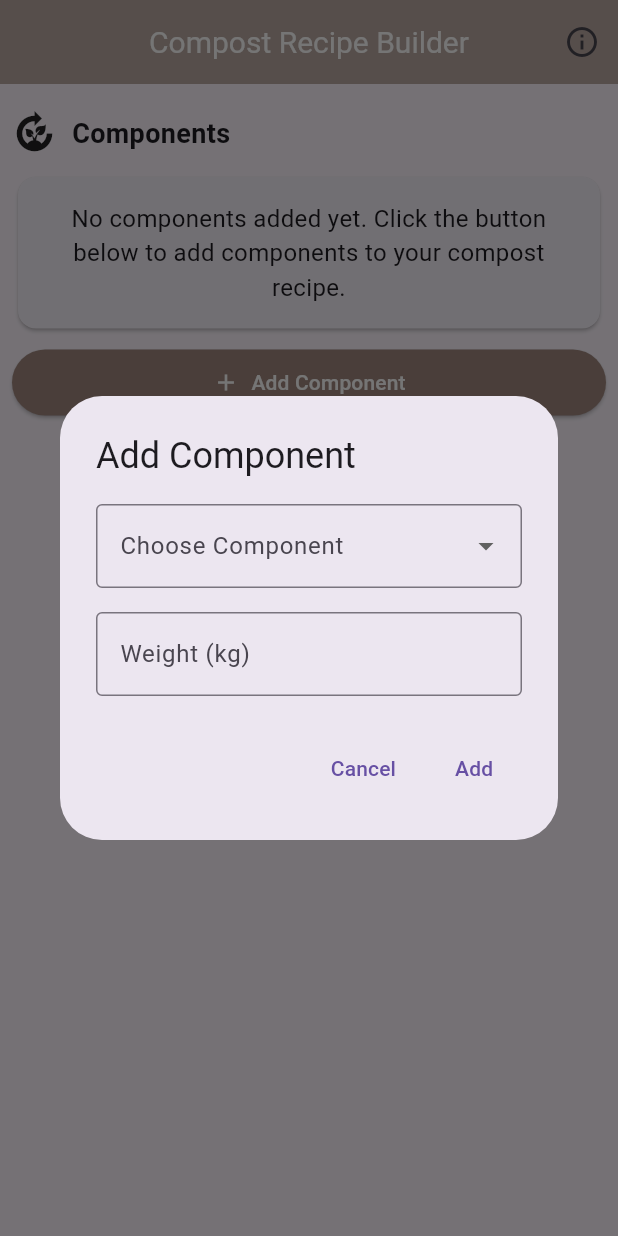
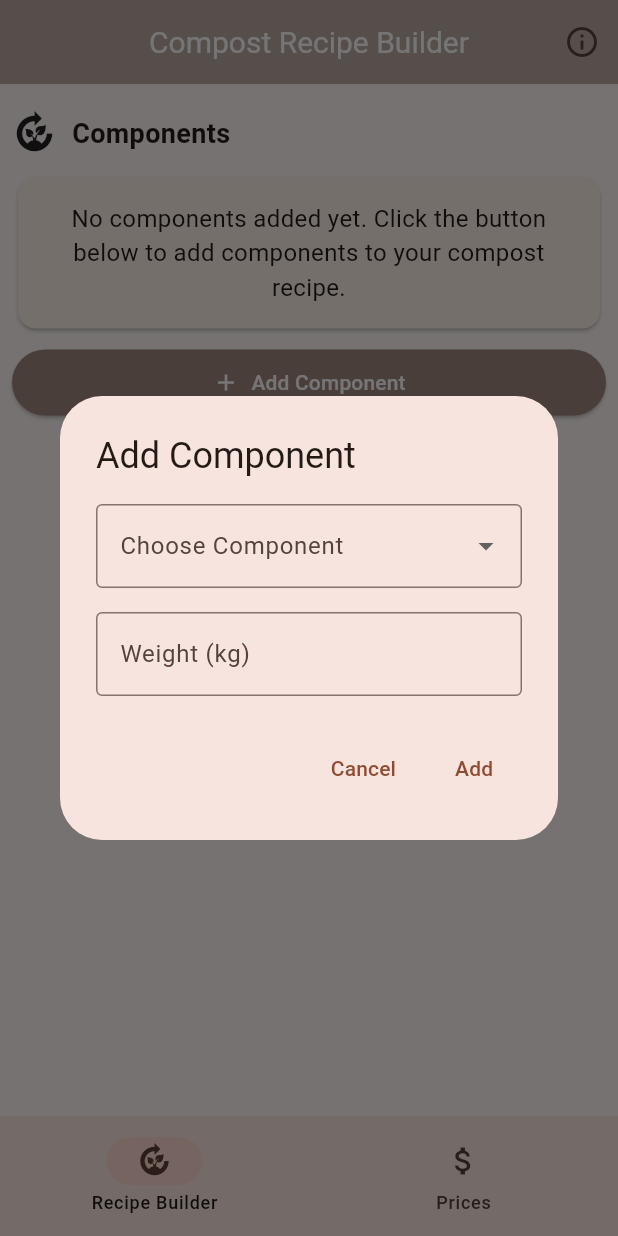
Before and after one commit to SomtochiUmeh/compostapp, a Flutter app: the screen it shows after launch, after a tap on "Add Component", on a phone screen of 412 x 824 dp. Run offline on Flutter 3.47's test engine with Material 3 defaults, Android fonts, the phone set to English and light mode, and no system bars; our stand-ins replace shared_preferences.

Commit message:
navigation bar and page to update prices

```diff
--- a/lib/compost_state.dart
+++ b/lib/compost_state.dart
@@ -0,0 +1,76 @@
+import 'package:flutter/material.dart';
+import '../models/compost_component_model.dart';
+import '../services/persistence_manager.dart';
+import '../data/compost_components_data.dart';
+import './models/price_model.dart';
+
+class CompostState extends ChangeNotifier {
+  final PersistenceManager persistenceManager;
+  List<CompostComponent> components = [];
+
+  CompostState(this.persistenceManager) {
+    _loadSavedComponents();
+  }
+
+  void _loadSavedComponents() async {
+    final savedComponents = await persistenceManager.getSavedComponents();
+    if (savedComponents != null) {
+      components = savedComponents;
+    } else {
+      components = CompostComponentsData.components;
+    }
+    notifyListeners();
+  }
+
+  void updateComponent(CompostComponent updatedComponent) {
+    final index =
+        components.indexWhere((comp) => comp.name == updatedComponent.name);
+    if (index != -1) {
+      components[index] = updatedComponent;
+      persistenceManager.updateComponentPrices(components);
+      notifyListeners();
+    }
+  }
+
+  List<CompostComponent> getAvailableComponents(DateTime date) {
+    return components
+        .where((component) => component.isAvailableOn(date))
+        .toList();
+  }
+
+  // Helper method to update price
+  void updateComponentPrice(String componentName, double newPrice) {
+    final index = components.indexWhere((comp) => comp.name == componentName);
+    if (index != -1) {
+      final component = components[index];
+      final currentPrice = component.price;
+
+      final updatedPrice = currentPrice != null
+          ? Price(
+              priceInFCFA: (newPrice * currentPrice.unitAmount).round(),
+              unit: currentPrice.unit,
+              unitAmount: currentPrice.unitAmount,
+              pricePerUnit: newPrice.round(),
+            )
+          : Price(
+              priceInFCFA: (newPrice * 100).round(),
+              unit: 'Kgs',
+              unitAmount: 100,
+              pricePerUnit: newPrice.round(),
+            );
+
+      final updatedComponent = CompostComponent(
+        name: component.name,
+        availability: component.availability,
+        nutrients: component.nutrients,
+        unit: component.unit,
+        price: updatedPrice,
+        sources: component.sources,
+      );
+
+      components[index] = updatedComponent;
+      persistenceManager.updateComponentPrices(components);
+      notifyListeners();
+    }
+  }
+}
--- a/lib/main.dart
+++ b/lib/main.dart
@@ -1,13 +1,37 @@
 import 'package:flutter/material.dart';
-import './screens/recipe_builder_page.dart';
+import 'package:provider/provider.dart';
+import './screens/home_screen.dart';
+import './compost_state.dart';
 import './services/persistence_manager.dart';
 
 void main() async {
   WidgetsFlutterBinding.ensureInitialized();
   await PersistenceManager.init();
-  runApp(MaterialApp(
-    home: RecipeBuilderPage(
-      persistenceManager: PersistenceManager(),
+  final persistenceManager = PersistenceManager();
+
+  runApp(
+    MultiProvider(
+      providers: [
+        ChangeNotifierProvider(
+            create: (context) => CompostState(persistenceManager)),
+        Provider.value(value: persistenceManager),
+      ],
+      child: const CompostCalculatorApp(),
     ),
-  ));
+  );
 }
+
+class CompostCalculatorApp extends StatelessWidget {
+  const CompostCalculatorApp({super.key});
+
+  @override
+  Widget build(BuildContext context) {
+    return MaterialApp(
+      theme: ThemeData(
+        useMaterial3: true,
+        colorScheme: ColorScheme.fromSeed(seedColor: Colors.brown),
+      ),
+      home: const HomeScreen(),
+    );
+  }
+}
--- /dev/null
+++ b/lib/models/destination_model.dart
@@ -0,0 +1,13 @@
+import 'package:flutter/material.dart';
+
+class Destination {
+  final String label;
+  final IconData icon;
+  final Widget Function(BuildContext) builder;
+
+  const Destination({
+    required this.label,
+    required this.icon,
+    required this.builder,
+  });
+}
--- a/lib/screens/home_screen.dart
+++ b/lib/screens/home_screen.dart
@@ -0,0 +1,122 @@
+import 'package:flutter/material.dart';
+import 'package:provider/provider.dart';
+import '../services/persistence_manager.dart';
+import '../models/destination_model.dart';
+import './recipe_builder_page.dart';
+import './price_page.dart';
+
+class HomeScreen extends StatefulWidget {
+  const HomeScreen({super.key});
+
+  @override
+  State<HomeScreen> createState() => _HomeScreenState();
+}
+
+class _HomeScreenState extends State<HomeScreen> with TickerProviderStateMixin {
+  int _selectedIndex = 0;
+  late List<GlobalKey<NavigatorState>> _navigatorKeys;
+  late List<AnimationController> _faders;
+  late List<Destination> _destinations;
+
+  @override
+  void initState() {
+    super.initState();
+    _navigatorKeys = List<GlobalKey<NavigatorState>>.generate(
+      2,
+      (index) => GlobalKey<NavigatorState>(),
+    );
+    _faders = List<AnimationController>.generate(
+      2,
+      (index) => AnimationController(
+          vsync: this, duration: const Duration(milliseconds: 300)),
+    );
+    _faders[_selectedIndex].value = 1.0;
+  }
+
+  @override
+  void dispose() {
+    for (var controller in _faders) {
+      controller.dispose();
+    }
+    super.dispose();
+  }
+
+  @override
+  Widget build(BuildContext context) {
+    _destinations = [
+      Destination(
+        label: 'Recipe Builder',
+        icon: Icons.compost,
+        builder: (context) => RecipeBuilderPage(
+          persistenceManager:
+              Provider.of<PersistenceManager>(context, listen: false),
+        ),
+      ),
+      Destination(
+        label: 'Prices',
+        icon: Icons.attach_money,
+        builder: (context) => const PricesPage(),
+      ),
+    ];
+
+    return PopScope(
+      canPop: false,
+      onPopInvoked: (didPop) async {
+        if (didPop) return;
+        final NavigatorState currentNavigator =
+            _navigatorKeys[_selectedIndex].currentState!;
+        if (currentNavigator.canPop()) {
+          currentNavigator.pop();
+        } else if (_selectedIndex != 0) {
+          setState(() => _selectedIndex = 0);
+        } else {
+          Navigator.pop(context);
+        }
+      },
+      child: Scaffold(
+        body: Stack(
+          children: List.generate(
+              _destinations.length, (index) => _buildOffstageNavigator(index)),
+        ),
+        bottomNavigationBar: NavigationBar(
+          selectedIndex: _selectedIndex,
+          onDestinationSelected: (index) {
+            setState(() {
+              _selectedIndex = index;
+              for (int i = 0; i < _faders.length; i++) {
+                if (i == index) {
+                  _faders[i].forward();
+                } else {
+                  _faders[i].reverse();
+                }
+              }
+            });
+          },
+          destinations: _destinations
+              .map((d) => NavigationDestination(
+                    icon: Icon(d.icon),
+                    label: d.label,
+                  ))
+              .toList(),
+        ),
+      ),
+    );
+  }
+
+  Widget _buildOffstageNavigator(int index) {
+    return Offstage(
+      offstage: _selectedIndex != index,
+      child: FadeTransition(
+        opacity: _faders[index],
+        child: Navigator(
+          key: _navigatorKeys[index],
+          onGenerateRoute: (settings) {
+            return MaterialPageRoute(
+              builder: (context) => _destinations[index].builder(context),
+            );
+          },
+        ),
+      ),
+    );
+  }
+}
--- /dev/null
+++ b/lib/screens/price_page.dart
@@ -0,0 +1,83 @@
+import 'package:flutter/material.dart';
+import 'package:provider/provider.dart';
+import '../compost_state.dart';
+import '../models/compost_component_model.dart';
+
+class PricesPage extends StatelessWidget {
+  const PricesPage({super.key});
+
+  Widget _buildSectionTitle(String title) {
+    return Padding(
+      padding: const EdgeInsets.all(8.0),
+      child: Text(
+        title,
+        style: const TextStyle(fontSize: 18, fontWeight: FontWeight.bold),
+      ),
+    );
+  }
+
+  Widget _buildComponentTile(
+    CompostComponent component,
+    CompostState compostState,
+    BuildContext context,
+  ) {
+    return ListTile(
+      title: Text(component.name),
+      subtitle: Text(
+        'Available: ${component.availability.toString().split('.').last}',
+      ),
+      trailing: Row(
+        mainAxisSize: MainAxisSize.min,
+        children: [
+          SizedBox(
+            width: 120,
+            child: TextFormField(
+              initialValue: (component.price?.pricePerUnit ?? 0).toString(),
+              decoration: const InputDecoration(
+                labelText: 'Cost/Unit',
+                suffixText: 'FCFA',
+                isDense: true,
+              ),
+              keyboardType:
+                  const TextInputType.numberWithOptions(decimal: true),
+              onChanged: (value) {
+                final newPrice = double.tryParse(value);
+                if (newPrice != null) {
+                  compostState.updateComponentPrice(component.name, newPrice);
+                }
+              },
+            ),
+          ),
+        ],
+      ),
+    );
+  }
+
+  @override
+  Widget build(BuildContext context) {
+    return Scaffold(
+      appBar: AppBar(
+        backgroundColor: Colors.brown.shade200,
+        elevation: 0,
+        title: const Text(
+          'Component Prices',
+          style: TextStyle(color: Colors.white, fontSize: 20),
+        ),
+        centerTitle: true,
+      ),
+      body: Consumer<CompostState>(
+        builder: (context, compostState, child) {
+          final components = compostState.components;
+
+          return ListView(
+            children: [
+              _buildSectionTitle('All Components'),
+              ...components.map((component) =>
+                  _buildComponentTile(component, compostState, context)),
+            ],
+          );
+        },
+      ),
+    );
+  }
+}
--- a/lib/screens/recipe_builder_page.dart
+++ b/lib/screens/recipe_builder_page.dart
@@ -1,12 +1,12 @@
-// lib/screens/recipe_builder_page.dart
 import 'package:flutter/material.dart';
+import 'package:provider/provider.dart';
 import '../models/recipe_component_model.dart';
 import '../models/recipe_model.dart';
 import '../models/compost_component_model.dart';
 import '../widgets/component_table.dart';
 import '../widgets/add_component_dialog.dart';
 import '../widgets/nutrient_totals_table.dart';
-import '../data/compost_components_data.dart';
+import '../compost_state.dart';
 import '../services/persistence_manager.dart';
 
 class RecipeBuilderPage extends StatefulWidget {
@@ -66,8 +66,10 @@ class _RecipeBuilderPageState extends State<RecipeBuilderPage> {
   }
 
   void _showAddComponentDialog(BuildContext context) {
-    final availableComponents =
-        CompostComponentsData.getAvailableComponents(DateTime.now())
+    // Get the latest component data from CompostState
+    final compostState = context.read<CompostState>();
+    final availableComponents = compostState
+        .getAvailableComponents(DateTime.now())
         .where((component) => !selectedComponents
             .any((selected) => selected.component.name == component.name))
         .toList();
@@ -103,11 +105,15 @@ class _RecipeBuilderPageState extends State<RecipeBuilderPage> {
 
   void _editComponent(int index) {
     final component = selectedComponents[index];
+    // Get the latest component data from CompostState
+    final compostState = context.read<CompostState>();
+    final updatedComponent = compostState.components
+        .firstWhere((c) => c.name == component.component.name);
 
     showDialog(
       context: context,
       builder: (context) => AddComponentDialog(
-        availableComponents: [component.component],
+        availableComponents: [updatedComponent],
         initialWeight: component.amount,
         onAdd: (comp, weight) {
           setState(() {
@@ -174,7 +180,25 @@ class _RecipeBuilderPageState extends State<RecipeBuilderPage> {
           ),
         ],
       ),
-      body: Column(
+      body: Consumer<CompostState>(
+        builder: (context, compostState, child) {
+          // Update selected components with latest prices and availability
+          final updatedComponents = selectedComponents.map((component) {
+            final latestComponent = compostState.components.firstWhere(
+              (c) => c.name == component.component.name,
+              orElse: () => component.component,
+            );
+            return RecipeComponent(
+              component: latestComponent,
+              amount: component.amount,
+            );
+          }).toList();
+
+          if (updatedComponents.length == selectedComponents.length) {
+            selectedComponents = updatedComponents;
+          }
+
+          return Column(
             children: [
               Expanded(
                 child: SingleChildScrollView(
@@ -232,6 +256,8 @@ class _RecipeBuilderPageState extends State<RecipeBuilderPage> {
                 ),
               )
             ],
+          );
+        },
       ),
     );
   }
--- a/pubspec.yaml
+++ b/pubspec.yaml
@@ -36,6 +36,7 @@ dependencies:
   # Use with the CupertinoIcons class for iOS style icons.
   cupertino_icons: ^1.0.8
   shared_preferences: ^2.3.3
+  provider: ^6.1.2
 
 dev_dependencies:
   flutter_test:
```
Also changed, not shown: lib/screens/price_calculator_page.dart (deleted), pubspec.lock. Lines whose indentation alone changed are shown as unchanged.
